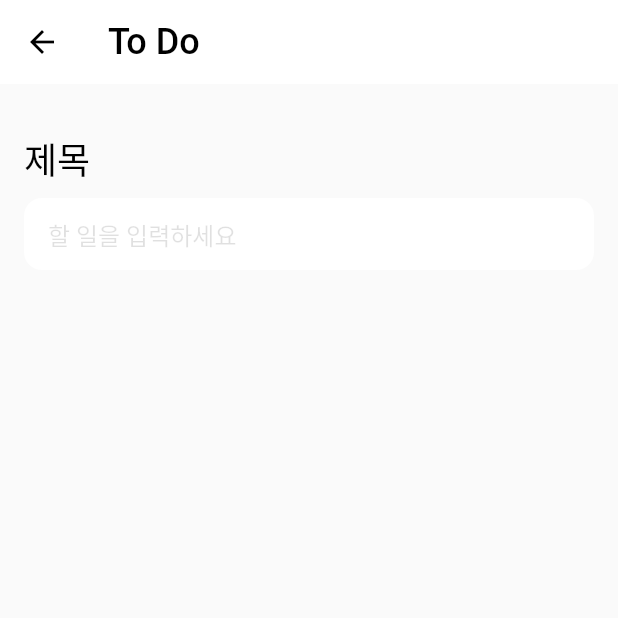
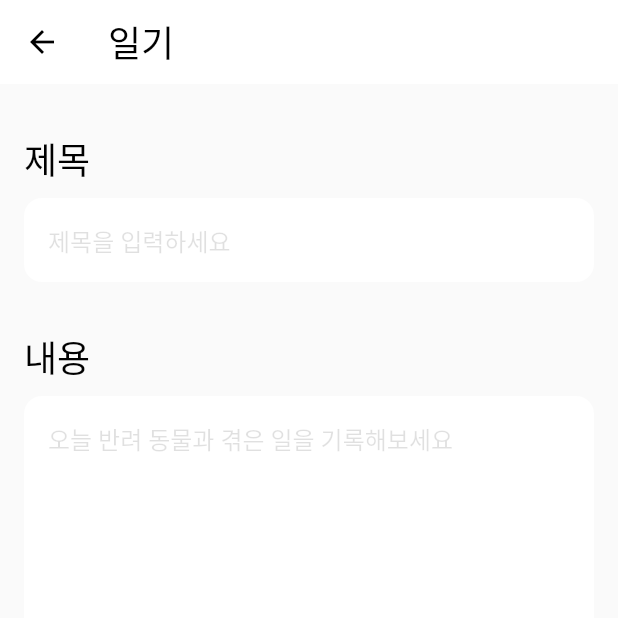
Before and after one commit to strawberryCheeseCake2/Getiti3rdParty__FC_TRIO, a Flutter app: the screen it shows after launch, after a tap on the "add" icon, on a phone screen of 412 x 824 dp, the top half of it. Run offline on Flutter 3.47's test engine with Material 2 defaults, Android fonts, the phone set to English and light mode, and no system bars; our stand-ins replace google_fonts, sqflite; missing offline and left inert: dart:ffi; accounts and stored records are empty; network calls fail.

Commit message:
Added content field for todo

```diff
--- a/lib/configs/theme.dart
+++ b/lib/configs/theme.dart
@@ -65,7 +65,7 @@ class Theming {
         filled: true,
         fillColor: AppColors.white,
         contentPadding:
-            const EdgeInsets.symmetric(horizontal: 16.0)), // textTheme:
+            const EdgeInsets.all(AppSizes.md)), // textTheme:
     cardTheme: CardTheme(
       color: AppColors.white,
       shape: RoundedRectangleBorder(
--- a/lib/ui/views/screens/home.dart
+++ b/lib/ui/views/screens/home.dart
@@ -186,11 +186,24 @@ class _HomeScreenState extends State<HomeScreen> {
         horizontal: AppSizes.md,
         vertical: AppSizes.lg,
       ),
-      child: Column(
+      child: toDoList.isEmpty
+          ? Center(
+              child: Text(
+                "아직 작성한\n일기가 없어요",
+                style: GoogleFonts.gowunBatang(
+                  textStyle:
+                      Theme.of(context).textTheme.headlineLarge?.copyWith(
+                            fontWeight: FontWeight.w100,
+                          ),
+                ),
+                textAlign: TextAlign.center,
+              ),
+            )
+          : Column(
               crossAxisAlignment: CrossAxisAlignment.stretch,
               children: [
                 Text(
-            "To Do",
+                  "일기",
                   style: GoogleFonts.notoSans(
                     textStyle: Theme.of(context).textTheme.headlineMedium,
                   ),
--- a/lib/ui/views/screens/todo_detail.dart
+++ b/lib/ui/views/screens/todo_detail.dart
@@ -26,17 +26,48 @@ class ToDoDetailScreen extends StatefulWidget {
 
 class _ToDoDetailScreenState extends State<ToDoDetailScreen> {
   bool shouldPop = true;
-  late String title;
+  late String title = "";
+  String? content;
   ToDoHelper toDoHelper = ToDoHelper();
+  ToDo? toDoFromDB;
+
   TextEditingController titleController = TextEditingController();
+  TextEditingController contentController = TextEditingController();
+
   bool didUpdateToDo = false;
 
   @override
   void initState() {
     super.initState();
-    title = widget.existingTitle;
-    titleController.text = widget.existingTitle;
+    // title = widget.existingTitle;
+    // titleController.text = widget.existingTitle;
+    if (widget.detailType == DetailType.edit) {
+      loadToDoDetail();
+    }
   }
+
+  void loadToDoDetail() async {
+    toDoFromDB = await toDoHelper.getToDoById(widget.toDoId);
+    if (toDoFromDB == null) {
+      return;
+    }
+    ToDo safeToDo = toDoFromDB!;
+
+    updateUI(title: safeToDo.title, content: safeToDo.content);
+  }
+
+  void updateUI({required String title, String? content}) {
+
+    setState(() {
+      this.title = title;
+      titleController.text = title;
+      if (content != null) {
+        this.content = content;
+        contentController.text = content;
+      }
+    });
+  }
+
 
   Future<bool> onWillPop() async {
     if (title == "") {
@@ -46,11 +77,11 @@ class _ToDoDetailScreenState extends State<ToDoDetailScreen> {
 
     switch (widget.detailType) {
       case DetailType.create:
-        ToDo itemToAdd = ToDo(id: widget.toDoId, title: this.title);
+        ToDo itemToAdd = ToDo(id: widget.toDoId, title: this.title, content: this.content);
         await toDoHelper.insertToDo(itemToAdd);
         break;
       case DetailType.edit:
-        ToDo itemToUpdate = ToDo(id: widget.toDoId, title: title);
+        ToDo itemToUpdate = ToDo(id: widget.toDoId, title: title, content: this.content);
         await toDoHelper.updateToDo(itemToUpdate);
         break;
     }
@@ -95,7 +126,19 @@ class _ToDoDetailScreenState extends State<ToDoDetailScreen> {
                   onChanged: (text) => setState(() {
                     title = text;
                   }),
-                  hintText: '할 일을 입력하세요',
+                  hintText: '제목을 입력하세요',
+                ),
+                SizedBox(height: AppSizes.xl),
+                Text('내용', style: Theme.of(context).textTheme.headlineMedium),
+                const SizedBox(height: AppSizes.sm),
+                RoundedTextField(
+                  controller: contentController,
+                  onChanged: (text) => setState(() {
+                    content = text;
+                  }),
+                  hintText: '오늘 반려 동물과 겪은 일을 기록해보세요',
+                  minLines: 25,
+                  maxLines: 25,
                 ),
               ],
             ),
@@ -120,7 +163,7 @@ class _ToDoDetailScreenState extends State<ToDoDetailScreen> {
         color: AppColors.black,
       ),
       title: Text(
-        "To Do",
+        "일기",
         style: Theme.of(context).textTheme.headlineMedium,
       ),
       backgroundColor: AppColors.white,
--- a/lib/ui/widgets/rounded_textfield.dart
+++ b/lib/ui/widgets/rounded_textfield.dart
@@ -6,15 +6,23 @@ class RoundedTextField extends StatelessWidget {
   TextEditingController controller;
   void Function(String) onChanged;
   String hintText;
+  int minLines;
+  int maxLines;
+
 
   RoundedTextField({Key? key,
     required this.controller,
     required this.onChanged,
-    this.hintText = ''}) : super(key: key);
+    this.hintText = '',
+    this.minLines = 1,
+    this.maxLines = 1,
+  }) : super(key: key);
 
   @override
   Widget build(BuildContext context) {
     return TextField(
+      minLines: minLines,
+      maxLines: maxLines,
       controller: controller,
       onChanged: onChanged,
       decoration: InputDecoration(
@@ -23,6 +31,7 @@ class RoundedTextField extends StatelessWidget {
         border: Theme.of(context).inputDecorationTheme.border,
         filled: Theme.of(context).inputDecorationTheme.filled,
         fillColor: Theme.of(context).inputDecorationTheme.fillColor,
+        contentPadding: Theme.of(context).inputDecorationTheme.contentPadding,
       ),
     );
   }
```
Also changed, not shown: lib/models/todo.dart (+6 -3 lines), lib/models/todo_helper.dart (+23 -2 lines). Lines whose indentation alone changed are shown as unchanged.
